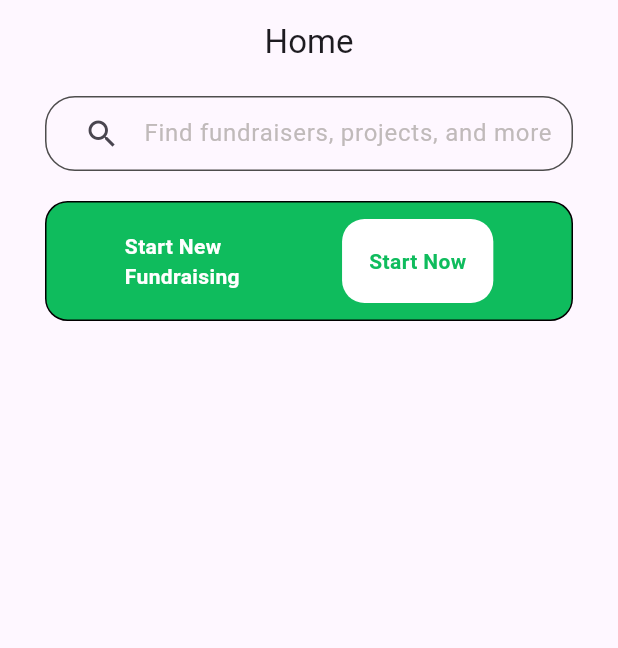
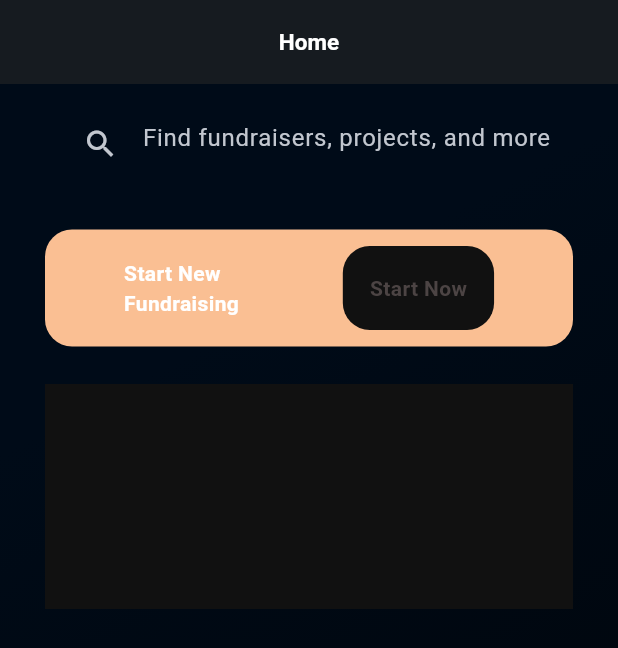
Before and after one commit to Mikku32/fundraising_fullstack, a Flutter app: the screen it shows after launch, on a phone screen of 412 x 824 dp. Shown: the top 648 px of the screen. Run offline on Flutter 3.47's test engine with Material 3 defaults, Android fonts, the light colour scheme and no system bars; our stand-ins replace bloc, device_preview, dio, flex_color_scheme, flutter_bloc, shared_preferences.

Commit message:
home page

```diff
--- /dev/null
+++ b/lib/app_theme.dart
@@ -0,0 +1,117 @@
+import 'package:flex_color_scheme/flex_color_scheme.dart';
+import 'package:flutter/material.dart';
+
+class AppTheme {
+  // Theme config for FlexColorScheme version 7.3.x. Make sure you use
+// same or higher package version, but still same major version. If you
+// use a lower package version, some properties may not be supported.
+// In that case remove them after copying this theme to your app.
+
+  static final lightTheme = FlexThemeData.light(
+    colors: _flexSchemeLight,
+    surfaceMode: FlexSurfaceMode.levelSurfacesLowScaffold,
+    blendLevel: 7,
+    transparentStatusBar: false,
+    appBarElevation: 2.5,
+    subThemesData: const FlexSubThemesData(
+      blendOnLevel: 10,
+      blendOnColors: false,
+      useTextTheme: true,
+      useM2StyleDividerInM3: true,
+      thinBorderWidth: 0.5,
+      defaultRadius: 9,
+      textButtonRadius: 9,
+      textButtonSchemeColor: SchemeColor.secondaryContainer,
+      filledButtonRadius: 9,
+      elevatedButtonRadius: 9,
+      outlinedButtonRadius: 9,
+      outlinedButtonBorderWidth: 0.5,
+      outlinedButtonPressedBorderWidth: 1.5,
+      toggleButtonsRadius: 9,
+      toggleButtonsBorderWidth: 0.5,
+      segmentedButtonRadius: 9,
+      segmentedButtonBorderWidth: 0.5,
+      alignedDropdown: true,
+      useInputDecoratorThemeInDialogs: true,
+    ),
+    visualDensity: FlexColorScheme.comfortablePlatformDensity,
+    useMaterial3: true,
+    swapLegacyOnMaterial3: true,
+    // To use the Playground font, add GoogleFonts package and uncomment
+    // fontFamily: GoogleFonts.notoSans().fontFamily,
+  );
+
+  static final darkTheme = FlexThemeData.dark(
+    colors: _flexSchemeDark,
+    scaffoldBackground: Colors.black,
+    surfaceMode: FlexSurfaceMode.levelSurfacesLowScaffold,
+    blendLevel: 5,
+    transparentStatusBar: false,
+    appBarElevation: 3,
+    subThemesData: const FlexSubThemesData(
+      blendOnLevel: 20,
+      blendTextTheme: true,
+      useTextTheme: true,
+      useM2StyleDividerInM3: true,
+      defaultRadius: 9,
+      thinBorderWidth: 0.5,
+      textButtonRadius: 9,
+      filledButtonRadius: 9,
+      elevatedButtonRadius: 9,
+      outlinedButtonRadius: 9,
+      outlinedButtonBorderWidth: 0.5,
+      outlinedButtonPressedBorderWidth: 1.5,
+      toggleButtonsRadius: 9,
+      toggleButtonsBorderWidth: 0.5,
+      segmentedButtonRadius: 9,
+      segmentedButtonBorderWidth: 0.5,
+      inputDecoratorSchemeColor: SchemeColor.tertiary,
+
+      inputDecoratorBorderSchemeColor: SchemeColor.primary,
+      inputCursorSchemeColor: SchemeColor.onTertiary,
+      // inputDecoratorIsFilled: false,
+      alignedDropdown: true,
+      useInputDecoratorThemeInDialogs: true,
+      appBarBackgroundSchemeColor: SchemeColor.shadow,
+    ),
+    visualDensity: FlexColorScheme.comfortablePlatformDensity,
+    useMaterial3: true,
+    swapLegacyOnMaterial3: true,
+    // To use the Playground font, add GoogleFonts package and uncomment
+    // fontFamily: GoogleFonts.notoSans().fontFamily,
+  );
+
+// Light and dark ColorSchemes made by FlexColorScheme v7.3.1.
+// These ColorScheme objects require Flutter 3.7 or later.
+  static const _flexSchemeLight = FlexSchemeColor(
+    primary: Color(0xff1d72c6),
+    primaryContainer: Color(0xff00172d),
+    secondary: Color(0xfffac595),
+    secondaryContainer: Color(0xff0052a2),
+    tertiary: Color(0xff00264d),
+    tertiaryContainer: Color(0xffebd9da),
+    appBarColor: Color(0xff0052a2),
+    error: Color(0xffb00020),
+  );
+
+  static const _flexSchemeDark = FlexSchemeColor(
+    primary: Color(0xff4e8ecd),
+    primaryContainer: Color(0xff001d34),
+    secondary: Color(0xfffabf93),
+    secondaryContainer: Color(0xFF8EC8F5),
+    tertiary: Color(0xff000b18),
+    tertiaryContainer: Color(0xffaf676b),
+    appBarColor: Color(0xff002d4d),
+    error: Color(0xffcf6679),
+  );
+
+  static final darkBackgroundGradient = LinearGradient(
+    colors: [
+      _flexSchemeDark.tertiary,
+      _flexSchemeDark.tertiary.withOpacity(0.5),
+    ],
+    stops: const [0.25, 0.75],
+    begin: Alignment.topLeft,
+    end: Alignment.bottomRight,
+  );
+}
--- /dev/null
+++ b/lib/bg_gradient.dart
@@ -0,0 +1,29 @@
+import 'package:flutter/material.dart';
+
+import 'app_theme.dart';
+
+class BgGradient extends StatelessWidget {
+  const BgGradient({
+    super.key,
+    required this.child,
+  });
+
+  final Widget child;
+
+  @override
+  Widget build(BuildContext context) {
+    return Container(
+      width: MediaQuery.of(context).size.width, // 100%
+      height: MediaQuery.of(context).size.height,
+      decoration: BoxDecoration(
+        gradient: Theme.of(context).brightness == Brightness.dark
+            ? AppTheme.darkBackgroundGradient
+            : null,
+        color: Theme.of(context).brightness == Brightness.light
+            ? Theme.of(context).colorScheme.background
+            : null,
+      ),
+      child: child,
+    );
+  }
+}
--- a/lib/home/views/home_page.dart
+++ b/lib/home/views/home_page.dart
@@ -1,4 +1,5 @@
 import 'package:flutter/material.dart';
+import 'package:fundraising_fullstack/bg_gradient.dart';
 
 class HomePage extends StatelessWidget {
   HomePage({super.key});
@@ -6,81 +7,80 @@ class HomePage extends StatelessWidget {
 
   @override
   Widget build(BuildContext context) {
-    return SafeArea(
-        child: Scaffold(
+    return Scaffold(
       appBar: AppBar(
-        title: const Text('Home'),
+        title: const Text(
+          'Home',
+          style: TextStyle(fontSize: 15, fontWeight: FontWeight.bold),
+        ),
         centerTitle: true,
       ),
-      body: Padding(
+      body: BgGradient(
+        child: SafeArea(
+          child: Padding(
             padding: const EdgeInsets.symmetric(vertical: 8.0, horizontal: 30),
+            child: SingleChildScrollView(
+              scrollDirection: Axis.vertical,
               child: Column(children: [
-          Container(
-            width: double.infinity,
-            height: 50,
-            decoration: BoxDecoration(
-                borderRadius: BorderRadius.circular(20),
-                border: Border.all(
-                  color: Color.fromARGB(255, 78, 77, 77),
-                )),
-            child: Padding(
+                Padding(
                   padding: const EdgeInsets.symmetric(
                     horizontal: 13,
                     vertical: 8,
                   ),
                   child: TextField(
                       controller: _searchcontroller,
-                  style: TextStyle(color: Colors.white),
-                  decoration: InputDecoration(
+                      style: const TextStyle(color: Colors.black),
+                      decoration: const InputDecoration(
                         border: InputBorder.none,
                         prefixIcon: Icon(Icons.search),
                         hintText: "Find fundraisers, projects, and more",
-                      hintStyle: TextStyle(
-                        color: Color.fromARGB(255, 192, 186, 186),
-                      ))),
+                      )),
                 ),
-          ),
-          SizedBox(
-            height: 20,
+                const SizedBox(
+                  height: 25,
                 ),
                 Container(
                   width: double.infinity,
                   decoration: BoxDecoration(
-                borderRadius: BorderRadius.circular(15),
-                color: Color.fromARGB(255, 15, 188, 93),
-                border: Border.all(
-                  color: Color.fromARGB(255, 0, 0, 0),
-                )),
+                      borderRadius: BorderRadius.circular(18),
+                      color: Theme.of(context).colorScheme.secondary),
                   child: Padding(
-              padding: const EdgeInsets.symmetric(vertical: 11, horizontal: 18),
+                    padding: const EdgeInsets.symmetric(
+                        vertical: 11, horizontal: 18),
                     child: Row(
                         mainAxisAlignment: MainAxisAlignment.spaceAround,
                         children: [
-                    Text(
+                          const Text(
                             "Start New\nFundraising",
-                      style: TextStyle(
-                          color: Colors.white, fontWeight: FontWeight.bold),
+                            style: TextStyle(fontWeight: FontWeight.bold),
                           ),
                           Container(
-                        padding: EdgeInsets.all(10),
+                              padding: const EdgeInsets.all(10),
                               decoration: BoxDecoration(
-                          borderRadius: BorderRadius.circular(15),
-                          color: Colors.white,
-                        ),
-                        child: Padding(
-                          padding: const EdgeInsets.all(8.0),
+                                  borderRadius: BorderRadius.circular(18),
+                                  color: Theme.of(context).colorScheme.surface),
+                              child: const Padding(
+                                padding: EdgeInsets.all(8.0),
                                 child: Text(
                                   "Start Now",
                                   style: TextStyle(
-                                color: Color.fromARGB(255, 15, 188, 93),
+                                      color: Color.fromARGB(255, 76, 68, 68),
                                       fontWeight: FontWeight.bold),
                                 ),
-                        ))
+                              )),
                         ]),
                   ),
-          )
+                ),
+                const SizedBox(
+                  height: 25,
+                ),
+                Container(
+                    height: 150, color: Theme.of(context).colorScheme.surface)
               ]),
             ),
-    ));
+          ),
+        ),
+      ),
+    );
   }
 }
--- a/lib/main.dart
+++ b/lib/main.dart
@@ -1,6 +1,7 @@
 import 'package:device_preview/device_preview.dart';
 import 'package:flutter/material.dart';
 import 'package:flutter_bloc/flutter_bloc.dart';
+import 'package:fundraising_fullstack/app_theme.dart';
 import 'package:fundraising_fullstack/auth/cubit/auth_cubit.dart';
 import 'package:fundraising_fullstack/auth/views/login.dart';
 import 'package:fundraising_fullstack/home/views/home_page.dart';
@@ -22,8 +23,16 @@ class MainApp extends StatelessWidget {
 
   @override
   Widget build(BuildContext context) {
-    return MultiBlocProvider(providers: [
-      BlocProvider(create: (context) => AuthCubit()),
-    ], child: MaterialApp(debugShowCheckedModeBanner: false, home: HomePage()));
+    return MultiBlocProvider(
+        providers: [
+          BlocProvider(create: (context) => AuthCubit()),
+        ],
+        child: MaterialApp(
+          debugShowCheckedModeBanner: false,
+          home: HomePage(),
+          theme: AppTheme.lightTheme,
+          darkTheme: AppTheme.darkTheme,
+          themeMode: ThemeMode.dark,
+        ));
   }
 }
--- a/pubspec.yaml
+++ b/pubspec.yaml
@@ -9,6 +9,7 @@ environment:
 dependencies:
   device_preview: ^1.1.0
   dio: ^5.4.0
+  flex_color_scheme: ^7.3.1
   flutter:
     sdk: flutter
   flutter_bloc: ^8.1.4
```
Also changed, not shown: pubspec.lock. Lines whose indentation alone changed are shown as unchanged.
